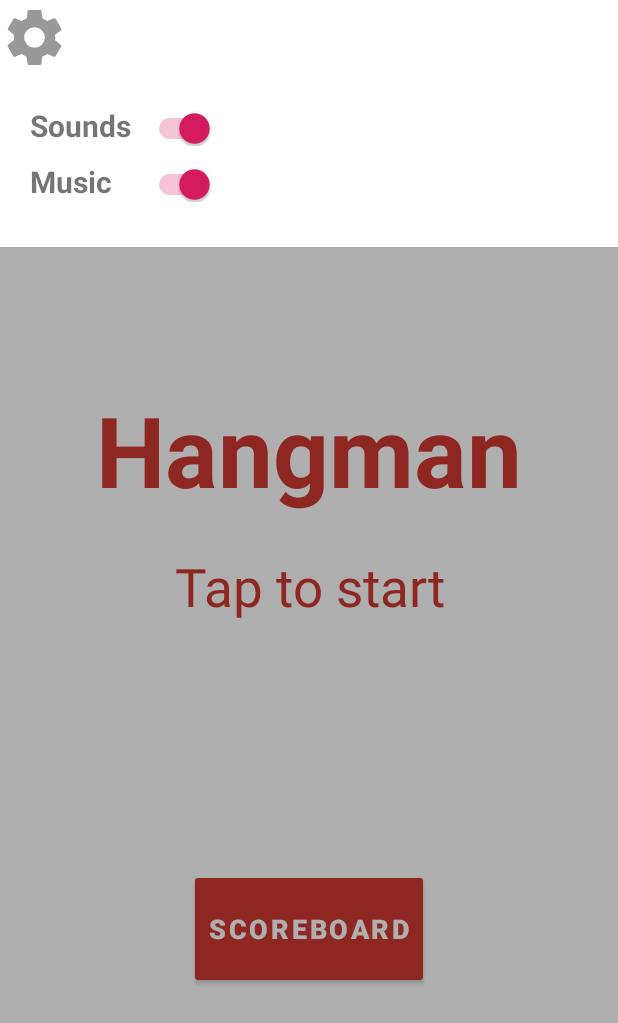
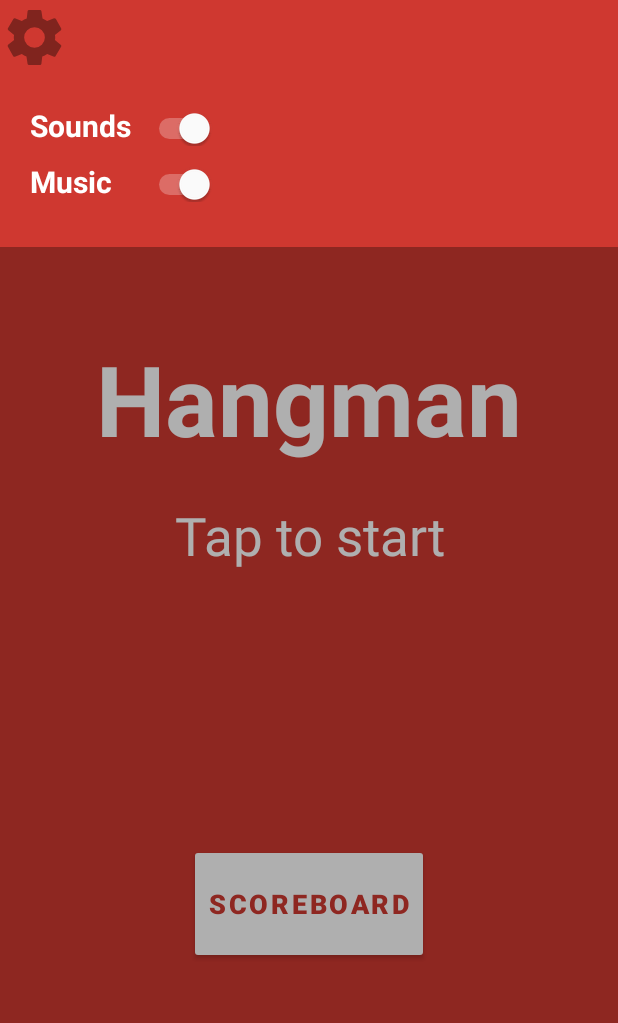
Before and after one commit to maltebp/HangManApp, an Android app: the screen it shows after launch (MainActivity), after a tap on an icon or button, on a phone screen of 412 x 824 dp. Shown: the top 1023 px of the screen. Run offline under Robolectric (Android 15) with nearby library versions, the phone set to English and light mode, and no system bars; network calls fail.

Commit message:
Changed main screen theme to red

```diff
--- a/app/src/main/java/com/example/hangman/BackgroundFade_Frag.java
+++ b/app/src/main/java/com/example/hangman/BackgroundFade_Frag.java
@@ -14,6 +14,11 @@ public class BackgroundFade_Frag extends Fragment{
     @Override
     public View onCreateView(LayoutInflater inflater, ViewGroup container, Bundle savedInstanceState){
         View view = inflater.inflate(R.layout.fragment_background_fade_, container, false);
+
+        view.setOnClickListener((View v) -> {
+            getActivity().onBackPressed();
+        });
+
         return view;
     }
 }
--- a/app/src/main/res/layout/activity_main.xml
+++ b/app/src/main/res/layout/activity_main.xml
@@ -14,7 +14,7 @@
         android:layout_width="match_parent"
         android:layout_height="50dp"
         android:orientation="horizontal"
-        android:background="#FFFFFF"
+        android:background="@color/colorPrimary"
         app:layout_constraintStart_toStartOf="parent"
         app:layout_constraintTop_toTopOf="parent">
 
@@ -27,7 +27,7 @@
             android:background="#00FFFFFF"
             android:scaleType="fitStart"
             android:src="@drawable/ic_settings"
-            android:tint="@color/colorGrey"/>
+            android:tint="@color/colorPrimaryDark"/>
     </LinearLayout>
 
 
--- a/app/src/main/res/layout/fragment_game_intro.xml
+++ b/app/src/main/res/layout/fragment_game_intro.xml
@@ -45,6 +45,7 @@
         app:layout_constraintVertical_bias="0.20" />
 
 
+
     <TextView
         android:id="@+id/gameintro_text"
         android:layout_width="match_parent"
--- a/app/src/main/res/layout/fragment_intro.xml
+++ b/app/src/main/res/layout/fragment_intro.xml
@@ -8,7 +8,7 @@
     android:layout_width="match_parent"
     android:layout_height="match_parent"
     tools:context=".Intro"
-    android:background="#FFFFFF"
+    android:background="@color/colorPrimary"
     >
 
     <TextView
@@ -19,14 +19,14 @@
 
         android:text="Hangman"
 
-        android:textColor="@color/colorPrimary"
+        android:textColor="@android:color/white"
         android:textSize="65sp"
         android:textStyle="bold"
         app:layout_constraintBottom_toBottomOf="parent"
         app:layout_constraintEnd_toEndOf="parent"
         app:layout_constraintStart_toStartOf="parent"
         app:layout_constraintTop_toTopOf="parent"
-        app:layout_constraintVertical_bias="0.3" />
+        app:layout_constraintVertical_bias="0.25" />
 
 
     <TextView
@@ -37,7 +37,7 @@
         android:layout_marginTop="24dp"
         android:gravity="center"
         android:text="Tap to start"
-        android:textColor="@color/colorPrimary"
+        android:textColor="@android:color/white"
         android:textSize="35sp"
         app:layout_constraintEnd_toEndOf="parent"
         app:layout_constraintStart_toStartOf="parent"
@@ -49,11 +49,11 @@
         android:layout_width="160dp"
         android:layout_height="80dp"
         android:text="Scoreboard"
-        android:textColor="@android:color/white"
+        android:textColor="@color/colorPrimary"
         android:textStyle="bold"
         android:letterSpacing="0.1"
         android:textSize="18sp"
-        android:backgroundTint="@color/colorPrimary"
+        android:backgroundTint="@android:color/white"
         app:layout_constraintEnd_toEndOf="parent"
         app:layout_constraintStart_toStartOf="parent"
         app:layout_constraintTop_toBottomOf="@+id/intro_subtitle"
--- a/app/src/main/res/layout/fragment_settings.xml
+++ b/app/src/main/res/layout/fragment_settings.xml
@@ -8,14 +8,15 @@
     android:layout_height="wrap_content"
     android:padding="20dp"
     tools:context=".Intro"
-    android:background="#FFFFFF">
+    android:background="@color/colorPrimary">
 
     <TableRow
-        android:layout_marginBottom="10dp">>
+        android:layout_marginBottom="10dp">
         <TextView
             android:text="Sounds"
             android:textStyle="bold"
             android:textSize="20sp"
+            android:textColor="@android:color/white"
             android:layout_width="75dp"
             />
 
@@ -24,6 +25,7 @@
             android:layout_width="wrap_content"
             android:layout_height="wrap_content"
             android:checked="true"
+            android:theme="@style/MySwitch"
             />
     </TableRow>
 
@@ -33,6 +35,7 @@
             android:text="Music"
             android:textStyle="bold"
             android:textSize="20sp"
+            android:textColor="@android:color/white"
             android:layout_width="75dp"
             />
 
@@ -41,6 +44,8 @@
             android:layout_width="wrap_content"
             android:layout_height="wrap_content"
             android:checked="true"
+            android:theme="@style/MySwitch"
+
             />
     </TableRow>
 
--- a/app/src/main/res/values/colors.xml
+++ b/app/src/main/res/values/colors.xml
@@ -1,7 +1,7 @@
 <?xml version="1.0" encoding="utf-8"?>
 <resources>
     <color name="colorPrimary">#CF3830</color>
-    <color name="colorPrimaryDark">#00574B</color>
+    <color name="colorPrimaryDark">#80241E</color>
     <color name="colorSecondary">#777777</color>
     <color name="colorAccent">#D81B60</color>
     <color name="colorGrey">#999999</color>
--- a/app/src/main/res/values/styles.xml
+++ b/app/src/main/res/values/styles.xml
@@ -8,4 +8,11 @@
         <item name="colorAccent">@color/colorAccent</item>
     </style>
 
+
+    <style name="MySwitch" parent="Theme.AppCompat.Light">
+        <item name="colorSwitchThumbNormal">@color/colorPrimary</item>
+        <item name="android:colorForeground">@color/colorPrimaryDark</item>
+        <item name="colorControlActivated">@android:color/white</item>
+    </style>
+
 </resources>
```
